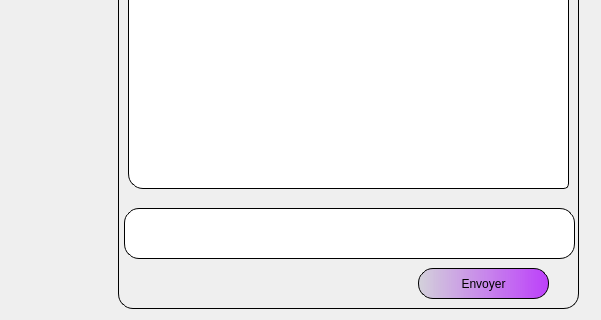
Qt form Client/client.ui (CATCorporation/c-plus-plus) before a commit; both pictures show x 572 to 1173 and y 382 to 702 of the 1173 by 702 pixel window.
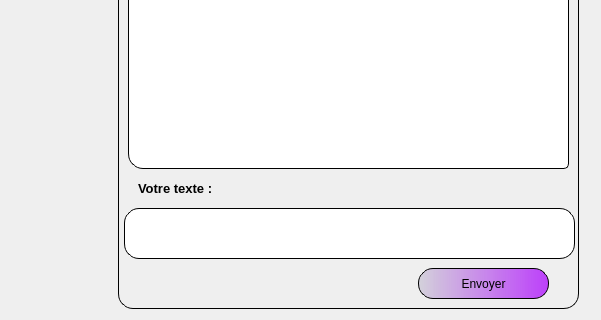
The same form after that commit. Icons and pictures are not drawn.

```diff
--- a/Client/client.ui
+++ b/Client/client.ui
@@ -30,6 +30,13 @@
       <height>641</height>
      </rect>
     </property>
+    <property name="font">
+     <font>
+      <pointsize>10</pointsize>
+      <weight>75</weight>
+      <bold>true</bold>
+     </font>
+    </property>
     <property name="styleSheet">
      <string notr="true">border : 1px solid black;
 background:transparent;
@@ -75,7 +82,7 @@
        <x>10</x>
        <y>60</y>
        <width>441</width>
-       <height>461</height>
+       <height>441</height>
       </rect>
      </property>
      <property name="styleSheet">
@@ -163,6 +170,29 @@
       <string>Démocratie</string>
      </property>
     </widget>
+    <widget class="QLabel" name="label_4">
+     <property name="geometry">
+      <rect>
+       <x>20</x>
+       <y>510</y>
+       <width>91</width>
+       <height>21</height>
+      </rect>
+     </property>
+     <property name="font">
+      <font>
+       <pointsize>10</pointsize>
+       <weight>75</weight>
+       <bold>true</bold>
+      </font>
+     </property>
+     <property name="styleSheet">
+      <string notr="true">border:none;</string>
+     </property>
+     <property name="text">
+      <string>Votre texte :</string>
+     </property>
+    </widget>
    </widget>
    <widget class="QPushButton" name="exit">
     <property name="geometry">
```
